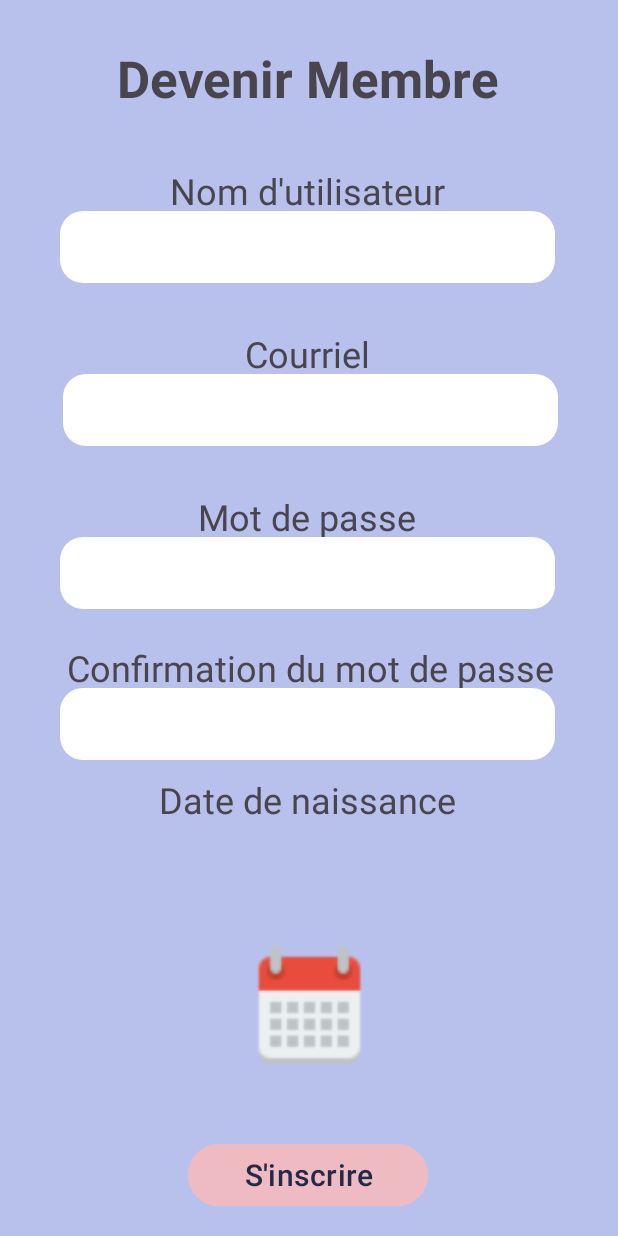
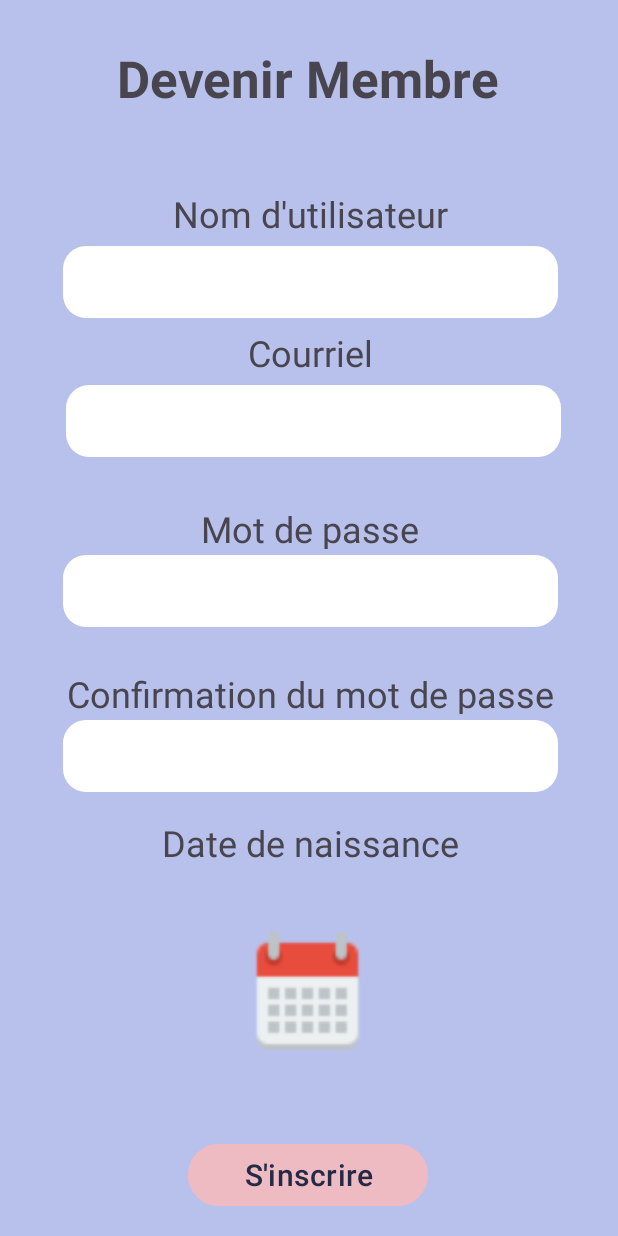
Before and after one commit to Cocktail-Wizard/CocktailWizardAppMobile, an Android app: the Inscription screen opened directly, with no data from a screen before it, on a phone screen of 412 x 824 dp. Run offline under Robolectric (Android 15) with nearby library versions, the light colour scheme and no system bars.

Commit message:
Ajout strings.xml
retrait du text hardcoded et ajout des strings dans string.xml

```diff
--- a/app/src/main/res/layout/activity_inscription.xml
+++ b/app/src/main/res/layout/activity_inscription.xml
@@ -11,7 +11,7 @@
         android:id="@+id/textView"
         android:layout_width="330dp"
         android:layout_height="40dp"
-        android:text="Devenir Membre"
+        android:text="@string/devenir_membre"
         android:textAlignment="center"
         android:textSize="34sp"
         android:textStyle="bold"
@@ -22,71 +22,140 @@
         app:layout_constraintTop_toTopOf="parent"
         app:layout_constraintVertical_bias="0.037" />
 
+    <EditText
+        android:id="@+id/inputNomIns_id"
+        android:layout_width="330dp"
+        android:layout_height="48dp"
+        android:layout_marginTop="8dp"
+        android:background="@drawable/rectangle_arrondi_blanc"
+        android:ems="10"
+        android:inputType="text"
+        app:layout_constraintEnd_toStartOf="@+id/RightGuideLine"
+        app:layout_constraintHorizontal_bias="1.0"
+        app:layout_constraintStart_toStartOf="@+id/LeftGuideLine"
+        app:layout_constraintTop_toBottomOf="@+id/textView2" />
+
+    <TextView
+        android:id="@+id/textView6"
+        android:layout_width="330dp"
+        android:layout_height="30dp"
+        android:text="@string/confirmation_du_mot_de_passe"
+        android:textAlignment="center"
+        android:textSize="24sp"
+        app:layout_constraintBottom_toBottomOf="parent"
+        app:layout_constraintEnd_toStartOf="@+id/RightGuideLine"
+        app:layout_constraintHorizontal_bias="1.0"
+        app:layout_constraintStart_toStartOf="@+id/LeftGuideLine"
+        app:layout_constraintTop_toTopOf="parent"
+        app:layout_constraintVertical_bias="0.562" />
+
+    <TextView
+        android:id="@+id/textView5"
+        android:layout_width="330dp"
+        android:layout_height="30dp"
+        android:text="@string/courriel"
+        android:textAlignment="center"
+        android:textSize="24sp"
+        app:layout_constraintBottom_toBottomOf="parent"
+        app:layout_constraintEnd_toStartOf="@+id/RightGuideLine"
+        app:layout_constraintHorizontal_bias="1.0"
+        app:layout_constraintStart_toStartOf="@+id/LeftGuideLine"
+        app:layout_constraintTop_toBottomOf="@+id/inputNomIns_id"
+        app:layout_constraintVertical_bias="0.011" />
+
+    <TextView
+        android:id="@+id/textView7"
+        android:layout_width="330dp"
+        android:layout_height="30dp"
+        android:text="@string/date_de_naissance"
+        android:textAlignment="center"
+        android:textSize="24sp"
+        app:layout_constraintBottom_toBottomOf="parent"
+        app:layout_constraintEnd_toStartOf="@+id/RightGuideLine"
+        app:layout_constraintHorizontal_bias="1.0"
+        app:layout_constraintStart_toStartOf="@+id/LeftGuideLine"
+        app:layout_constraintTop_toTopOf="parent"
+        app:layout_constraintVertical_bias="0.687" />
+
+    <TextView
+        android:id="@+id/textView3"
+        android:layout_width="330dp"
+        android:layout_height="30dp"
+        android:text="@string/mot_de_passe"
+        android:textAlignment="center"
+        android:textSize="24sp"
+        app:layout_constraintBottom_toBottomOf="parent"
+        app:layout_constraintEnd_toStartOf="@+id/RightGuideLine"
+        app:layout_constraintHorizontal_bias="1.0"
+        app:layout_constraintStart_toStartOf="@+id/LeftGuideLine"
+        app:layout_constraintTop_toTopOf="parent"
+        app:layout_constraintVertical_bias="0.423" />
+
+    <TextView
+        android:id="@+id/outputDateIns_id"
+        android:layout_width="330dp"
+        android:layout_height="30dp"
+        android:layout_marginTop="12dp"
+        android:textAlignment="center"
+        android:textSize="20sp"
+        app:layout_constraintEnd_toStartOf="@+id/RightGuideLine"
+        app:layout_constraintHorizontal_bias="1.0"
+        app:layout_constraintStart_toStartOf="@+id/LeftGuideLine"
+        app:layout_constraintTop_toBottomOf="@+id/textView7" />
+
     <TextView
         android:id="@+id/textView2"
         android:layout_width="330dp"
         android:layout_height="30dp"
-        android:text="Nom d'utilisateur"
+        android:text="@string/nom_d_utilisateur"
         android:textAlignment="center"
         android:textSize="24sp"
         app:layout_constraintBottom_toBottomOf="parent"
         app:layout_constraintEnd_toStartOf="@+id/RightGuideLine"
-        app:layout_constraintHorizontal_bias="0.0"
+        app:layout_constraintHorizontal_bias="1.0"
         app:layout_constraintStart_toStartOf="@+id/LeftGuideLine"
         app:layout_constraintTop_toTopOf="parent"
-        app:layout_constraintVertical_bias="0.139" />
+        app:layout_constraintVertical_bias="0.159" />
 
     <EditText
-        android:id="@+id/inputNomIns_id"
+        android:id="@+id/inputCourIns_id"
         android:layout_width="330dp"
         android:layout_height="48dp"
+        android:layout_marginStart="8dp"
+        android:layout_marginTop="8dp"
         android:background="@drawable/rectangle_arrondi_blanc"
         android:ems="10"
         android:inputType="text"
         app:layout_constraintEnd_toStartOf="@+id/RightGuideLine"
-        app:layout_constraintHorizontal_bias="0.0"
+        app:layout_constraintHorizontal_bias="0.714"
         app:layout_constraintStart_toStartOf="@+id/LeftGuideLine"
-        app:layout_constraintTop_toBottomOf="@+id/textView2" />
+        app:layout_constraintTop_toBottomOf="@+id/textView5" />
+
+    <EditText
+        android:id="@+id/inputConfMdpIns_id"
+        android:layout_width="330dp"
+        android:layout_height="48dp"
+        android:layout_marginTop="4dp"
+        android:background="@drawable/rectangle_arrondi_blanc"
+        android:ems="10"
+        android:inputType="textPassword"
+        app:layout_constraintEnd_toStartOf="@+id/RightGuideLine"
+        app:layout_constraintHorizontal_bias="1.0"
+        app:layout_constraintStart_toStartOf="@+id/LeftGuideLine"
+        app:layout_constraintTop_toBottomOf="@+id/textView6" />
 
     <EditText
         android:id="@+id/inputMdpIns_id"
         android:layout_width="330dp"
         android:layout_height="48dp"
+        android:layout_marginTop="4dp"
         android:background="@drawable/rectangle_arrondi_blanc"
         android:ems="10"
         android:inputType="textPassword"
         app:layout_constraintEnd_toStartOf="@+id/RightGuideLine"
-        app:layout_constraintHorizontal_bias="0.0"
+        app:layout_constraintHorizontal_bias="1.0"
         app:layout_constraintStart_toStartOf="@+id/LeftGuideLine"
         app:layout_constraintTop_toBottomOf="@+id/textView3" />
-
-    <TextView
-        android:id="@+id/textView3"
-        android:layout_width="330dp"
-        android:layout_height="30dp"
-        android:text="Mot de passe"
-        android:textAlignment="center"
-        android:textSize="24sp"
-        app:layout_constraintBottom_toBottomOf="parent"
-        app:layout_constraintEnd_toStartOf="@+id/RightGuideLine"
-        app:layout_constraintHorizontal_bias="0.0"
-        app:layout_constraintStart_toStartOf="@+id/LeftGuideLine"
-        app:layout_constraintTop_toTopOf="parent"
-        app:layout_constraintVertical_bias="0.413" />
-
-    <TextView
-        android:id="@+id/textView5"
-        android:layout_width="330dp"
-        android:layout_height="30dp"
-        android:text="Courriel"
-        android:textAlignment="center"
-        android:textSize="24sp"
-        app:layout_constraintBottom_toBottomOf="parent"
-        app:layout_constraintEnd_toStartOf="@+id/RightGuideLine"
-        app:layout_constraintHorizontal_bias="0.0"
-        app:layout_constraintStart_toStartOf="@+id/LeftGuideLine"
-        app:layout_constraintTop_toTopOf="parent"
-        app:layout_constraintVertical_bias="0.276" />
 
     <androidx.constraintlayout.widget.Guideline
         android:id="@+id/LeftGuideLine"
@@ -102,78 +171,13 @@
         android:orientation="vertical"
         app:layout_constraintGuide_end="40dp" />
 
-    <EditText
-        android:id="@+id/inputCourIns_id"
-        android:layout_width="330dp"
-        android:layout_height="48dp"
-        android:layout_marginStart="8dp"
-        android:background="@drawable/rectangle_arrondi_blanc"
-        android:ems="10"
-        android:inputType="text"
-        app:layout_constraintEnd_toStartOf="@+id/RightGuideLine"
-        app:layout_constraintHorizontal_bias="1.0"
-        app:layout_constraintStart_toStartOf="@+id/LeftGuideLine"
-        app:layout_constraintTop_toBottomOf="@+id/textView5" />
-
-    <TextView
-        android:id="@+id/textView6"
-        android:layout_width="330dp"
-        android:layout_height="30dp"
-        android:text="Confirmation du mot de passe"
-        android:textAlignment="center"
-        android:textSize="24sp"
-        app:layout_constraintBottom_toBottomOf="parent"
-        app:layout_constraintEnd_toStartOf="@+id/RightGuideLine"
-        app:layout_constraintHorizontal_bias="1.0"
-        app:layout_constraintStart_toStartOf="@+id/LeftGuideLine"
-        app:layout_constraintTop_toTopOf="parent"
-        app:layout_constraintVertical_bias="0.54" />
-
-    <EditText
-        android:id="@+id/inputConfMdpIns_id"
-        android:layout_width="330dp"
-        android:layout_height="48dp"
-        android:background="@drawable/rectangle_arrondi_blanc"
-        android:ems="10"
-        android:inputType="textPassword"
-        app:layout_constraintEnd_toStartOf="@+id/RightGuideLine"
-        app:layout_constraintHorizontal_bias="0.0"
-        app:layout_constraintStart_toStartOf="@+id/LeftGuideLine"
-        app:layout_constraintTop_toBottomOf="@+id/textView6" />
-
-    <TextView
-        android:id="@+id/textView7"
-        android:layout_width="330dp"
-        android:layout_height="30dp"
-        android:text="Date de naissance"
-        android:textAlignment="center"
-        android:textSize="24sp"
-        app:layout_constraintBottom_toBottomOf="parent"
-        app:layout_constraintEnd_toStartOf="@+id/RightGuideLine"
-        app:layout_constraintHorizontal_bias="0.0"
-        app:layout_constraintStart_toStartOf="@+id/LeftGuideLine"
-        app:layout_constraintTop_toTopOf="parent"
-        app:layout_constraintVertical_bias="0.651" />
-
-    <TextView
-        android:id="@+id/outputDateIns_id"
-        android:layout_width="330dp"
-        android:layout_height="30dp"
-        android:layout_marginTop="8dp"
-        android:textAlignment="center"
-        android:textSize="20sp"
-        app:layout_constraintEnd_toStartOf="@+id/RightGuideLine"
-        app:layout_constraintHorizontal_bias="0.0"
-        app:layout_constraintStart_toStartOf="@+id/LeftGuideLine"
-        app:layout_constraintTop_toBottomOf="@+id/textView7" />
-
     <Button
         android:id="@+id/btnInscrire_id"
         android:layout_width="160dp"
         android:layout_height="49dp"
         android:layout_marginBottom="16dp"
         android:backgroundTint="#EEBBC3"
-        android:text="S'inscrire"
+        android:text="@string/s_inscrire"
         android:textColor="#232946"
         android:textSize="20sp"
         app:layout_constraintBottom_toBottomOf="parent"
@@ -185,10 +189,13 @@
         android:id="@+id/imageCalendrier_id"
         android:layout_width="90dp"
         android:layout_height="90dp"
+        android:contentDescription="@string/icone_calendrier"
         app:layout_constraintBottom_toTopOf="@+id/btnInscrire_id"
         app:layout_constraintEnd_toStartOf="@+id/RightGuideLine"
+        app:layout_constraintHorizontal_bias="0.497"
         app:layout_constraintStart_toStartOf="@+id/LeftGuideLine"
         app:layout_constraintTop_toBottomOf="@+id/outputDateIns_id"
+        app:layout_constraintVertical_bias="0.0"
         app:srcCompat="@drawable/ic_calendrier" />
 
 </androidx.constraintlayout.widget.ConstraintLayout>
--- a/app/src/main/res/layout/activity_main.xml
+++ b/app/src/main/res/layout/activity_main.xml
@@ -8,10 +8,10 @@
     tools:context=".MainActivity">
 
     <TextView
-        android:id="@+id/textView8"
+        android:id="@+id/loadScreenTitle_id"
         android:layout_width="wrap_content"
         android:layout_height="wrap_content"
-        android:text="COCKTAIL WIZARD"
+        android:text="@string/cocktail_wizard"
         android:textAlignment="center"
         android:textSize="34sp"
         android:textStyle="bold"
@@ -22,9 +22,10 @@
         app:layout_constraintVertical_bias="0.163" />
 
     <ImageView
-        android:id="@+id/imageView"
+        android:id="@+id/loadScreenImg_id"
         android:layout_width="330dp"
         android:layout_height="330dp"
+        android:contentDescription="@string/logo_cocktail_wizard"
         app:layout_constraintBottom_toBottomOf="parent"
         app:layout_constraintEnd_toEndOf="parent"
         app:layout_constraintHorizontal_bias="0.493"
--- a/app/src/main/res/values/strings.xml
+++ b/app/src/main/res/values/strings.xml
@@ -1,3 +1,13 @@
 <resources>
     <string name="app_name">CocktailWizardApp</string>
+    <string name="logo_cocktail_wizard">Logo Cocktail Wizard</string>
+    <string name="cocktail_wizard">COCKTAIL WIZARD</string>
+    <string name="s_inscrire">S\'inscrire</string>
+    <string name="icone_calendrier">Icone calendrier</string>
+    <string name="devenir_membre">Devenir Membre</string>
+    <string name="nom_d_utilisateur">Nom d\'utilisateur</string>
+    <string name="mot_de_passe">Mot de passe</string>
+    <string name="courriel">Courriel</string>
+    <string name="confirmation_du_mot_de_passe">Confirmation du mot de passe</string>
+    <string name="date_de_naissance">Date de naissance</string>
 </resources>
```
